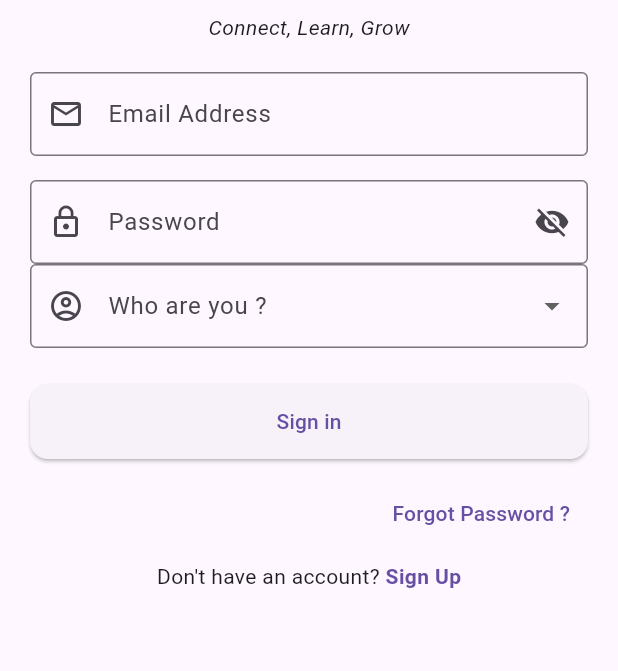
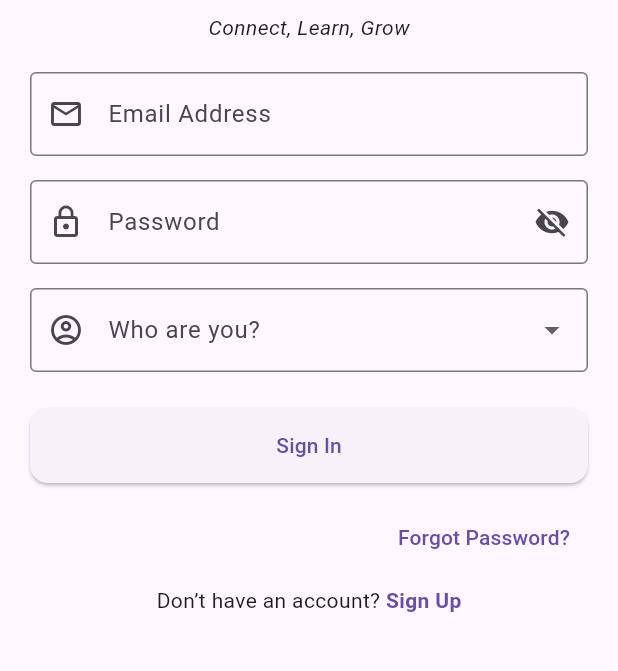
Before and after one commit to iuskhanal/klassKonnect, a Flutter app: the screen it shows after launch, on a phone screen of 412 x 824 dp, the part 189-860 px from its top. Run offline on Flutter 3.47's test engine with Material 3 defaults, Android fonts, the phone set to English and light mode, and no system bars.

Commit message:
Dark mode implementation and adding remaining pages

```diff
--- a/klasskonnect/lib/main.dart
+++ b/klasskonnect/lib/main.dart
@@ -1,64 +1,63 @@
 import 'package:flutter/material.dart';
 import 'package:provider/provider.dart';
-
 import 'screens/auth/signin_screen.dart';
 import 'screens/auth/signup_screen.dart';
 import 'screens/auth/forget_password_screen.dart';
-
 import 'screens/main_home.dart';
 
-void main(){
+void main() {
   runApp(const KlassKonnectApp());
 }
 
+/// Simple Theme provider (global)
 class ThemeProvider extends ChangeNotifier {
   ThemeMode _mode = ThemeMode.light;
   ThemeMode get mode => _mode;
 
   bool get isDark => _mode == ThemeMode.dark;
 
-  void toogle(){
+  void toggle() {
     _mode = isDark ? ThemeMode.light : ThemeMode.dark;
     notifyListeners();
   }
 
-  void setDark(bool dark){
-    _mode = dark ? ThemeMode.dark : ThemeMode.light ;
+  void setDark(bool dark) {
+    _mode = dark ? ThemeMode.dark : ThemeMode.light;
     notifyListeners();
   }
 }
 
-// Very small in-memory auth services for registration or login
-
-class AuthServices{
-  static final Map <String, Map <String, String>> _users = {};
+/// Very small in-memory auth service to mock registration/login
+class AuthService {
+  // email -> {name, email, password, role}
+  static final Map<String, Map<String, String>> _users = {};
 
   static bool register({
     required String name,
     required String email,
     required String password,
     required String role,
-  }){
+  }) {
     final key = email.toLowerCase();
     if (_users.containsKey(key)) return false;
     _users[key] = {
       'name': name,
-      'email' :email,
-      'password' : password,
-      'role' : role,
+      'email': email,
+      'password': password,
+      'role': role,
     };
     return true;
   }
 
-  static Map<String, String >? login({
+  static Map<String, String>? login({
     required String email,
     required String password,
-  }){
+  }) {
     final key = email.toLowerCase();
     final user = _users[key];
     if (user == null) return null;
-    if(user['password']== password) {
-      return{
+    if (user['password'] == password) {
+      return {
         'name': user['name'] ?? '',
         'email': user['email'] ?? '',
         'role': user['role'] ?? '',
@@ -76,23 +75,27 @@
     return ChangeNotifierProvider<ThemeProvider>(
       create: (_) => ThemeProvider(),
       child: Consumer<ThemeProvider>(
-        builder: (_, themeProvider, _){
+        builder: (_, themeProvider, __) {
           return MaterialApp(
             title: 'KlassKonnect',
             debugShowCheckedModeBanner: false,
             themeMode: themeProvider.mode,
             theme: ThemeData(
               brightness: Brightness.light,
-              primarySwatch: Colors.teal,
+              primarySwatch: Colors.blue,
+              useMaterial3: true,
+            ),
+            darkTheme: ThemeData(
+              brightness: Brightness.dark,
+              primarySwatch: Colors.blue,
               useMaterial3: true,
             ),
             initialRoute: '/signin',
             routes: {
-              '/signin': (ctx) => const SigninScreen(),
-              '/signup': (ctx) =>const  SignUpScreen(),
-              '/forget': (ctx) =>const ForgetPasswordScreen(),
-              '/main_home': (ctx) =>const MainHome(userName :"User"),
-
+              '/signin': (ctx) => const SignInScreen(),
+              '/signup': (ctx) => const SignUpScreen(),
+              '/forgot': (ctx) => const ForgotPasswordScreen(),
+              '/main_home': (ctx) => const MainHome(userName: 'User'),
             },
           );
         },
--- a/klasskonnect/lib/screens/auth/signin_screen.dart
+++ b/klasskonnect/lib/screens/auth/signin_screen.dart
@@ -1,53 +1,53 @@
 import 'package:flutter/material.dart';
-import 'package:klasskonnect/main.dart';
-import 'package:klasskonnect/screens/main_home.dart';
 import 'package:provider/provider.dart';
-
+import '../../main.dart';
 import '../main_home.dart';
-import '../../main.dart';
 import 'signup_screen.dart';
 import 'forget_password_screen.dart';
 
-class SigninScreen extends StatefulWidget {
-  const SigninScreen({super.key});
+class SignInScreen extends StatefulWidget {
+  const SignInScreen({super.key});
 
   @override
-  State<SigninScreen> createState() => _SigninScreenState();
+  State<SignInScreen> createState() => _SignInScreenState();
 }
 
-class _SigninScreenState extends State<SigninScreen> {
-  final _fromKey = GlobalKey<FormState>();
+class _SignInScreenState extends State<SignInScreen> {
+  final _formKey = GlobalKey<FormState>();
   final _emailCtrl = TextEditingController();
   final _passCtrl = TextEditingController();
   String? _role;
   bool _obscure = true;
 
-  // Email & password regexas
+  // Email & password regexes
   final _emailRegex = RegExp(r'^[\w-\.]+@([\w-]+\.)+[\w-]{2,4}$');
+  // 6-15 chars, at least 1 uppercase, 1 digit, 1 special char
   final _passRegex = RegExp(r'^(?=.*[A-Z])(?=.*\d)(?=.*[!@#$%^&*]).{6,15}$');
-  // 6-15 chars, at least 1 uppercase, 1 special char and  1 digit
 
   void _trySignIn() {
-    if (!_fromKey.currentState!.validate()) return;
+    if (!_formKey.currentState!.validate()) return;
 
     final email = _emailCtrl.text.trim();
-    final password = _passCtrl.text.trim();
-    final user = AuthServices.login(email: email, password: password);
+    final password = _passCtrl.text;
+    final user = AuthService.login(email: email, password: password);
 
     if (user == null) {
       ScaffoldMessenger.of(context).showSnackBar(
-        const SnackBar(content: Text("Invalid credentials or user not found")),
+        const SnackBar(content: Text('Invalid credentials or user not found')),
       );
       return;
     }
 
     final displayName = (user['name'] ?? '').isNotEmpty
         ? user['name']!
-        : email.split("@").first;
+        : email.split('@').first;
 
+    // Go to MainHome, passing the user name
     Navigator.pushReplacement(
       context,
-      MaterialPageRoute(builder: (_) => MainHome(userName: displayName)),
+      MaterialPageRoute(
+        builder: (_) => MainHome(userName: displayName),
+      ),
     );
   }
 
@@ -58,32 +58,30 @@ class _SigninScreenState extends State<SigninScreen> {
 
     return Scaffold(
       appBar: AppBar(
-        title: const Text("Sign In"),
+        title: const Text('Sign In'),
         actions: [
+          // Theme toggle global
           IconButton(
             tooltip: isDark ? 'Switch to light' : 'Switch to dark',
             icon: Icon(isDark ? Icons.light_mode : Icons.dark_mode_outlined),
-            onPressed: () => themeProv.toogle(),
-          ),
+            onPressed: () => themeProv.toggle(),
+          )
         ],
       ),
-
       body: SafeArea(
         child: SingleChildScrollView(
           padding: const EdgeInsets.symmetric(horizontal: 20, vertical: 30),
-
           child: Column(
             children: [
               const SizedBox(height: 8),
               Text(
                 'KlassKonnect',
                 style: Theme.of(context).textTheme.headlineSmall?.copyWith(
-                  fontWeight: FontWeight.bold,
-                  color: Theme.of(context).colorScheme.primary,
-                ),
+                      fontWeight: FontWeight.bold,
+                      color: Theme.of(context).colorScheme.primary,
+                    ),
               ),
               const SizedBox(height: 8),
-
               const Text(
                 'Connect, Learn, Grow',
                 style: TextStyle(fontStyle: FontStyle.italic),
@@ -91,7 +89,7 @@ class _SigninScreenState extends State<SigninScreen> {
               const SizedBox(height: 20),
 
               Form(
-                key: _fromKey,
+                key: _formKey,
                 child: Column(
                   children: [
                     // Email
@@ -115,7 +113,7 @@ class _SigninScreenState extends State<SigninScreen> {
                     ),
                     const SizedBox(height: 16),
 
-                    // PassWord
+                    // Password
                     TextFormField(
                       controller: _passCtrl,
                       obscureText: _obscure,
@@ -124,48 +122,36 @@ class _SigninScreenState extends State<SigninScreen> {
                         prefixIcon: const Icon(Icons.lock_outline),
                         border: const OutlineInputBorder(),
                         suffixIcon: IconButton(
-                          icon: Icon(
-                            _obscure ? Icons.visibility_off : Icons.visibility,
-                          ),
-                          onPressed: () => setState(() {
-                            _obscure = !_obscure;
-                          }),
+                          icon:
+                              Icon(_obscure ? Icons.visibility_off : Icons.visibility),
+                          onPressed: () => setState(() => _obscure = !_obscure),
                         ),
                       ),
                       validator: (v) {
-                        if (v == null || v.isEmpty)
-                          return 'Please Enter password';
+                        if (v == null || v.isEmpty) return 'Please enter password';
                         if (!_passRegex.hasMatch(v)) {
-                          return 'Password should have : 6-15 chars, 1 upercase, 1 digits, 1 special characters';
+                          return 'Password: 6–15 chars, 1 uppercase, 1 number, 1 special';
                         }
                         return null;
                       },
                     ),
+                    const SizedBox(height: 16),
 
                     // Role
                     DropdownButtonFormField<String>(
                       initialValue: _role,
                       decoration: const InputDecoration(
-                        labelText: 'Who are you ?',
+                        labelText: 'Who are you?',
                         prefixIcon: Icon(Icons.account_circle_outlined),
                         border: OutlineInputBorder(),
                       ),
                       items: const [
-                        DropdownMenuItem(
-                          value: 'Student',
-                          child: Text('Student'),
-                        ),
-                        DropdownMenuItem(
-                          value: 'Teacher',
-                          child: Text('Teacher'),
-                        ),
+                        DropdownMenuItem(value: 'Student', child: Text('Student')),
+                        DropdownMenuItem(value: 'Teacher', child: Text('Teacher')),
                         DropdownMenuItem(value: 'Admin', child: Text('Admin')),
                       ],
-                      onChanged: (v) => setState(() {
-                        _role = v;
-                      }),
-                      validator: (v) =>
-                          v == null ? 'Please choose a role' : null,
+                      onChanged: (v) => setState(() => _role = v),
+                      validator: (v) => v == null ? 'Please choose a role' : null,
                     ),
                     const SizedBox(height: 24),
 
@@ -177,20 +163,16 @@ class _SigninScreenState extends State<SigninScreen> {
                           borderRadius: BorderRadius.circular(12),
                         ),
                       ),
-                      child: const Text('Sign in'),
+                      child: const Text('Sign In'),
                     ),
+
                     const SizedBox(height: 12),
-
                     Align(
                       alignment: Alignment.centerRight,
                       child: TextButton(
-                        onPressed: () => Navigator.push(
-                          context,
-                          MaterialPageRoute(
-                            builder: (_) => const ForgetPasswordScreen(),
-                          ),
-                        ),
-                        child: const Text('Forgot Password ?'),
+                        onPressed: () =>
+                            Navigator.push(context, MaterialPageRoute(builder: (_) => const ForgotPasswordScreen())),
+                        child: const Text('Forgot Password?'),
                       ),
                     ),
                     const SizedBox(height: 8),
@@ -198,25 +180,20 @@ class _SigninScreenState extends State<SigninScreen> {
                     Row(
                       mainAxisAlignment: MainAxisAlignment.center,
                       children: [
-                        const Text("Don't have an account?"),
+                        const Text("Don’t have an account? "),
                         GestureDetector(
-                          onTap: ()=>
-                          Navigator.push(
-                            context,
-                           MaterialPageRoute(
-                            builder: (_) => const SignUpScreen()
-                            )
-                          ),
+                          onTap: () =>
+                              Navigator.push(context, MaterialPageRoute(builder: (_) => const SignUpScreen())),
                           child: Text(
-                            ' Sign Up',
+                            'Sign Up',
                             style: TextStyle(
                               color: Theme.of(context).colorScheme.primary,
-                              fontWeight: FontWeight.bold
+                              fontWeight: FontWeight.bold,
                             ),
                           ),
-                        )
+                        ),
                       ],
-                    )
+                    ),
                   ],
                 ),
               ),
--- a/klasskonnect/lib/screens/auth/signup_screen.dart
+++ b/klasskonnect/lib/screens/auth/signup_screen.dart
@@ -28,7 +28,7 @@ class _SignUpScreenState extends State<SignUpScreen> {
     final email = _emailCtrl.text.trim();
     final pass = _passCtrl.text;
 
-    final ok = AuthServices.register(
+    final ok = AuthService.register(
       name: name,
       email: email,
       password: pass,
@@ -61,7 +61,7 @@ class _SignUpScreenState extends State<SignUpScreen> {
           IconButton(
             tooltip: isDark ? 'Switch to light' : 'Switch to dark',
             icon: Icon(isDark ? Icons.light_mode : Icons.dark_mode_outlined),
-            onPressed: () => themeProv.toogle(),
+            onPressed: () => themeProv.toggle(),
           )
         ],
       ),
--- a/klasskonnect/lib/screens/home/lectures_screen.dart
+++ b/klasskonnect/lib/screens/home/lectures_screen.dart
@@ -5,6 +5,9 @@ class LecturesScreen extends StatelessWidget {
 
   @override
   Widget build(BuildContext context) {
-    return Container();
+    return Scaffold(
+      appBar: AppBar(title: const Text('Lectures')),
+      body: const Center(child: Text('All lectures will be shown here')),
+    );
   }
 }
--- a/klasskonnect/lib/screens/home/post_screen.dart
+++ b/klasskonnect/lib/screens/home/post_screen.dart
@@ -5,6 +5,9 @@ class PostScreen extends StatelessWidget {
 
   @override
   Widget build(BuildContext context) {
-    return Container();
+    return Scaffold(
+      appBar: AppBar(title: const Text('Posts')),
+      body: const Center(child: Text('Posts / Feed will be shown here')),
+    );
   }
 }
--- a/klasskonnect/lib/screens/home/profile_screen.dart
+++ b/klasskonnect/lib/screens/home/profile_screen.dart
@@ -1,12 +1,14 @@
 import 'package:flutter/material.dart';
 
 class ProfileScreen extends StatelessWidget {
-
   final String userName;
   const ProfileScreen({super.key, required this.userName});
 
   @override
   Widget build(BuildContext context) {
-    return Container();
+    return Scaffold(
+      appBar: AppBar(title: const Text('Profile')),
+      body: Center(child: Text('Welcome to your profile, $userName')),
+    );
   }
 }
--- a/klasskonnect/lib/screens/main_home.dart
+++ b/klasskonnect/lib/screens/main_home.dart
@@ -41,7 +41,7 @@ class _MainHomeState extends State<MainHome> {
 
   void _logout() {
     // For local mock, simply return to sign in screen
-    Navigator.pushReplacement(context, MaterialPageRoute(builder: (_) => const SigninScreen()));
+    Navigator.pushReplacement(context, MaterialPageRoute(builder: (_) => const SignInScreen()));
   }
 
   @override
@@ -57,7 +57,7 @@ class _MainHomeState extends State<MainHome> {
         actions: [
           IconButton(
             icon: Icon(isDark ? Icons.light_mode : Icons.dark_mode_outlined),
-            onPressed: () => themeProv.toogle(),
+            onPressed: () => themeProv.toggle(),
             tooltip: isDark ? 'Switch to light' : 'Switch to dark',
           ),
           IconButton(
```
Also changed, not shown: klasskonnect/lib/screens/auth/forget_password_screen.dart (+26 -25 lines), klasskonnect/lib/screens/home/home_screen.dart (+12 -38 lines), klasskonnect/lib/screens/home/post_creation_screen.dart (+30 -1 lines).
